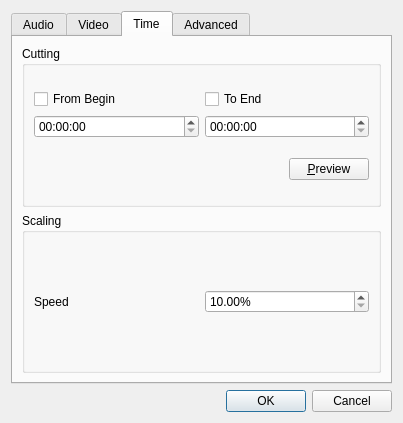
Old version of the form src/ui/conversionparameterdialog.ui in the repository qwinff/qwinff.
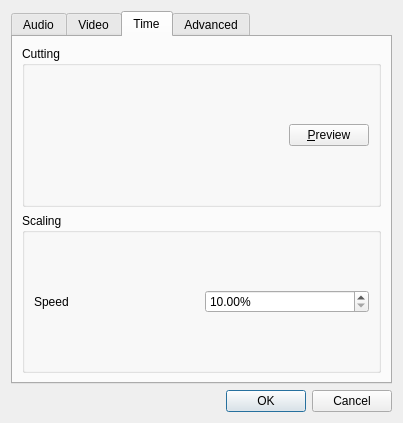
New version of the form. The open tabs and pages were chosen to show the change. Icons and pictures are not drawn.

What changed in the file:
```diff
--- a/src/ui/conversionparameterdialog.ui
+++ b/src/ui/conversionparameterdialog.ui
@@ -409,52 +409,6 @@
             <item>
              <layout class="QVBoxLayout" name="layoutTimeSel"/>
             </item>
-            <item>
-             <layout class="QHBoxLayout" name="horizontalLayout_13">
-              <item>
-               <layout class="QVBoxLayout" name="verticalLayout_12">
-                <item>
-                 <widget class="QCheckBox" name="chkFromBegin">
-                  <property name="text">
-                   <string>From Begin</string>
-                  </property>
-                 </widget>
-                </item>
-                <item>
-                 <widget class="QTimeEdit" name="timeBegin">
-                  <property name="currentSection">
-                   <enum>QDateTimeEdit::HourSection</enum>
-                  </property>
-                  <property name="displayFormat">
-                   <string notr="true">hh:mm:ss</string>
-                  </property>
-                 </widget>
-                </item>
-               </layout>
-              </item>
-              <item>
-               <layout class="QVBoxLayout" name="verticalLayout_13">
-                <item>
-                 <widget class="QCheckBox" name="chkToEnd">
-                  <property name="text">
-                   <string>To End</string>
-                  </property>
-                 </widget>
-                </item>
-                <item>
-                 <widget class="QTimeEdit" name="timeEnd">
-                  <property name="currentSection">
-                   <enum>QDateTimeEdit::HourSection</enum>
-                  </property>
-                  <property name="displayFormat">
-                   <string notr="true">hh:mm:ss</string>
-                  </property>
-                 </widget>
-                </item>
-               </layout>
-              </item>
-             </layout>
-            </item>
             <item>
              <layout class="QHBoxLayout" name="horizontalLayout_3">
               <item>
```
